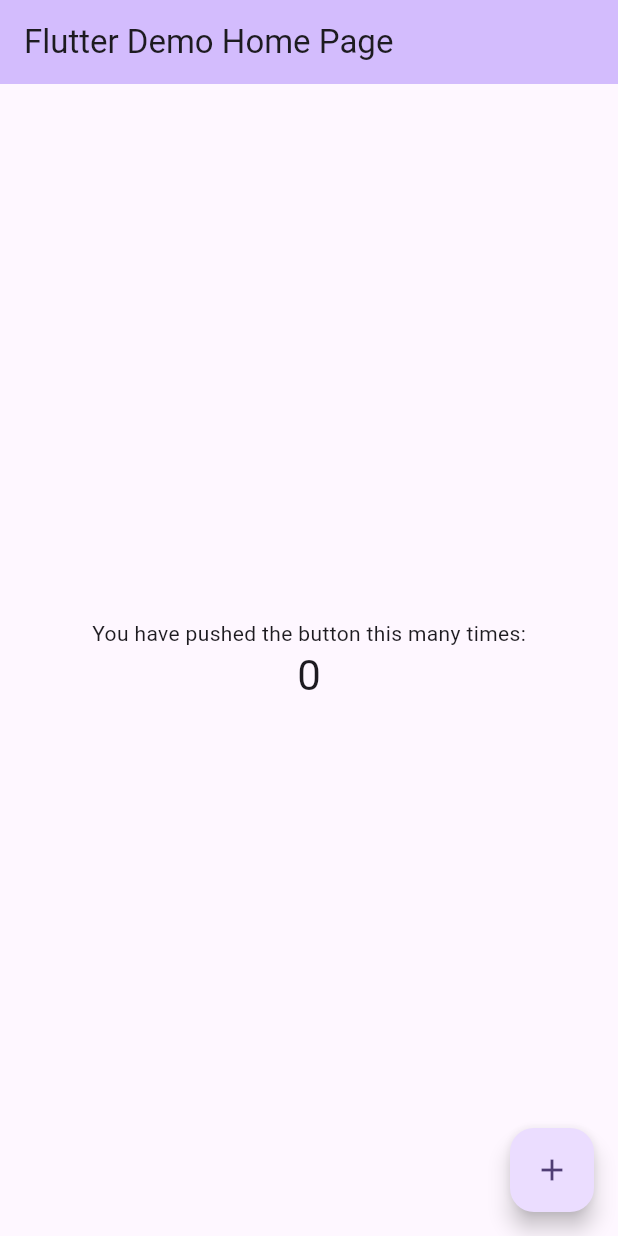
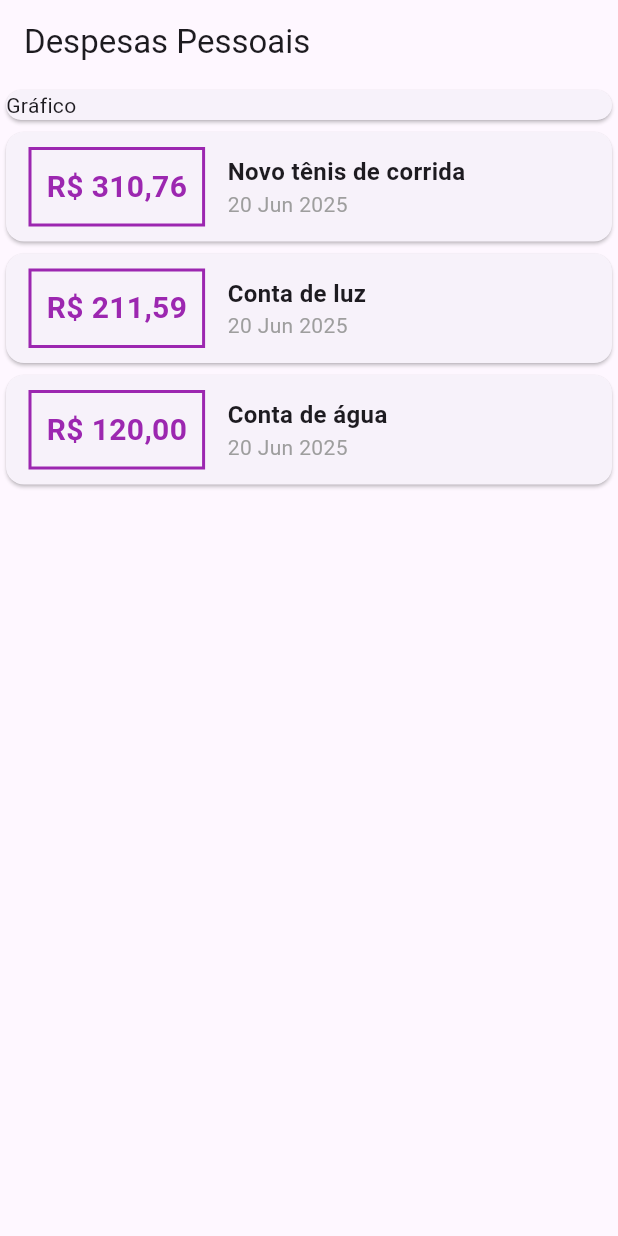
Before and after one commit to vinicius-benevides/flutter-expenses-manager, a Flutter app: the screen it shows after launch, on a phone screen of 412 x 824 dp. Run offline on Flutter 3.47's test engine with Material 3 defaults, Android fonts, the phone set to English and light mode, and no system bars.

Commit message:
feat: create base models and transactions cards

```diff
--- a/lib/main.dart
+++ b/lib/main.dart
@@ -1,122 +1,78 @@
+import 'package:expenses_manager/transactions_data.dart';
 import 'package:flutter/material.dart';
 
-void main() {
-  runApp(const MyApp());
-}
+main() => runApp(ExpensesApp());
 
-class MyApp extends StatelessWidget {
-  const MyApp({super.key});
+class ExpensesApp extends StatelessWidget {
+  const ExpensesApp({super.key});
 
-  // This widget is the root of your application.
   @override
   Widget build(BuildContext context) {
     return MaterialApp(
-      title: 'Flutter Demo',
-      theme: ThemeData(
-        // This is the theme of your application.
-        //
-        // TRY THIS: Try running your application with "flutter run". You'll see
-        // the application has a purple toolbar. Then, without quitting the app,
-        // try changing the seedColor in the colorScheme below to Colors.green
-        // and then invoke "hot reload" (save your changes or press the "hot
-        // reload" button in a Flutter-supported IDE, or press "r" if you used
-        // the command line to start the app).
-        //
-        // Notice that the counter didn't reset back to zero; the application
-        // state is not lost during the reload. To reset the state, use hot
-        // restart instead.
-        //
-        // This works for code too, not just values: Most code changes can be
-        // tested with just a hot reload.
-        colorScheme: ColorScheme.fromSeed(seedColor: Colors.deepPurple),
-      ),
-      home: const MyHomePage(title: 'Flutter Demo Home Page'),
+      title: 'Despesas Pessoais',
+      debugShowCheckedModeBanner: false,
+      home: const HomePage(),
     );
   }
 }
 
-class MyHomePage extends StatefulWidget {
-  const MyHomePage({super.key, required this.title});
-
-  // This widget is the home page of your application. It is stateful, meaning
-  // that it has a State object (defined below) that contains fields that affect
-  // how it looks.
-
-  // This class is the configuration for the state. It holds the values (in this
-  // case the title) provided by the parent (in this case the App widget) and
-  // used by the build method of the State. Fields in a Widget subclass are
-  // always marked "final".
-
-  final String title;
-
-  @override
-  State<MyHomePage> createState() => _MyHomePageState();
-}
-
-class _MyHomePageState extends State<MyHomePage> {
-  int _counter = 0;
-
-  void _incrementCounter() {
-    setState(() {
-      // This call to setState tells the Flutter framework that something has
-      // changed in this State, which causes it to rerun the build method below
-      // so that the display can reflect the updated values. If we changed
-      // _counter without calling setState(), then the build method would not be
-      // called again, and so nothing would appear to happen.
-      _counter++;
-    });
-  }
+class HomePage extends StatelessWidget {
+  const HomePage({super.key});
 
   @override
   Widget build(BuildContext context) {
-    // This method is rerun every time setState is called, for instance as done
-    // by the _incrementCounter method above.
-    //
-    // The Flutter framework has been optimized to make rerunning build methods
-    // fast, so that you can just rebuild anything that needs updating rather
-    // than having to individually change instances of widgets.
     return Scaffold(
-      appBar: AppBar(
-        // TRY THIS: Try changing the color here to a specific color (to
-        // Colors.amber, perhaps?) and trigger a hot reload to see the AppBar
-        // change color while the other colors stay the same.
-        backgroundColor: Theme.of(context).colorScheme.inversePrimary,
-        // Here we take the value from the MyHomePage object that was created by
-        // the App.build method, and use it to set our appbar title.
-        title: Text(widget.title),
+      appBar: AppBar(title: const Text('Despesas Pessoais')),
+      body: Column(
+        crossAxisAlignment: CrossAxisAlignment.stretch,
+        children: [
+          Card(child: Text('Gráfico')),
+          Column(
+            children: transactions.map((tr) {
+              return Card(
+                child: Row(
+                  children: [
+                    Container(
+                      margin: EdgeInsets.symmetric(
+                        horizontal: 15,
+                        vertical: 10,
+                      ),
+                      decoration: BoxDecoration(
+                        border: Border.all(color: Colors.purple, width: 2),
+                      ),
+                      padding: EdgeInsets.all(10),
+                      child: Text(
+                        tr.formattedValue,
+                        style: TextStyle(
+                          color: Colors.purple,
+                          fontWeight: FontWeight.bold,
+                          fontSize: 20,
+                        ),
+                      ),
+                    ),
+                    Column(
+                      crossAxisAlignment: CrossAxisAlignment.start,
+                      children: [
+                        Text(
+                          tr.title,
+                          style: TextStyle(
+                            fontSize: 16,
+                            fontWeight: FontWeight.bold,
+                          ),
+                        ),
+                        Text(
+                          tr.formattedDate,
+                          style: TextStyle(color: Colors.grey),
+                        ),
+                      ],
+                    ),
+                  ],
+                ),
+              );
+            }).toList(),
+          ),
+        ],
       ),
-      body: Center(
-        // Center is a layout widget. It takes a single child and positions it
-        // in the middle of the parent.
-        child: Column(
-          // Column is also a layout widget. It takes a list of children and
-          // arranges them vertically. By default, it sizes itself to fit its
-          // children horizontally, and tries to be as tall as its parent.
-          //
-          // Column has various properties to control how it sizes itself and
-          // how it positions its children. Here we use mainAxisAlignment to
-          // center the children vertically; the main axis here is the vertical
-          // axis because Columns are vertical (the cross axis would be
-          // horizontal).
-          //
-          // TRY THIS: Invoke "debug painting" (choose the "Toggle Debug Paint"
-          // action in the IDE, or press "p" in the console), to see the
-          // wireframe for each widget.
-          mainAxisAlignment: MainAxisAlignment.center,
-          children: <Widget>[
-            const Text('You have pushed the button this many times:'),
-            Text(
-              '$_counter',
-              style: Theme.of(context).textTheme.headlineMedium,
-            ),
-          ],
-        ),
-      ),
-      floatingActionButton: FloatingActionButton(
-        onPressed: _incrementCounter,
-        tooltip: 'Increment',
-        child: const Icon(Icons.add),
-      ), // This trailing comma makes auto-formatting nicer for build methods.
     );
   }
 }
--- /dev/null
+++ b/lib/models/transaction.dart
@@ -0,0 +1,23 @@
+import 'package:intl/intl.dart';
+
+class Transaction {
+  final String id;
+  final String title;
+  final double value;
+  final DateTime date;
+
+  get formattedValue {
+    return 'R\$ ${value.toStringAsFixed(2).replaceAll('.', ',')}';
+  }
+
+  get formattedDate {
+    return DateFormat('d MMM y').format(date);
+  }
+
+  Transaction({
+    required this.id,
+    required this.title,
+    required this.value,
+    required this.date,
+  });
+}
--- /dev/null
+++ b/lib/transactions_data.dart
@@ -0,0 +1,22 @@
+import 'package:expenses_manager/models/transaction.dart';
+
+final transactions = [
+  Transaction(
+    id: 't1',
+    title: 'Novo tênis de corrida',
+    value: 310.76,
+    date: DateTime.now(),
+  ),
+  Transaction(
+    id: 't2',
+    title: 'Conta de luz',
+    value: 211.59,
+    date: DateTime.now(),
+  ),
+  Transaction(
+    id: 't3',
+    title: 'Conta de água',
+    value: 120.00,
+    date: DateTime.now(),
+  ),
+];
--- a/pubspec.yaml
+++ b/pubspec.yaml
@@ -30,6 +30,7 @@ environment:
 dependencies:
   flutter:
     sdk: flutter
+  intl: ^0.20.0
 
   # The following adds the Cupertino Icons font to your application.
   # Use with the CupertinoIcons class for iOS style icons.
```
Also changed, not shown: pubspec.lock.
